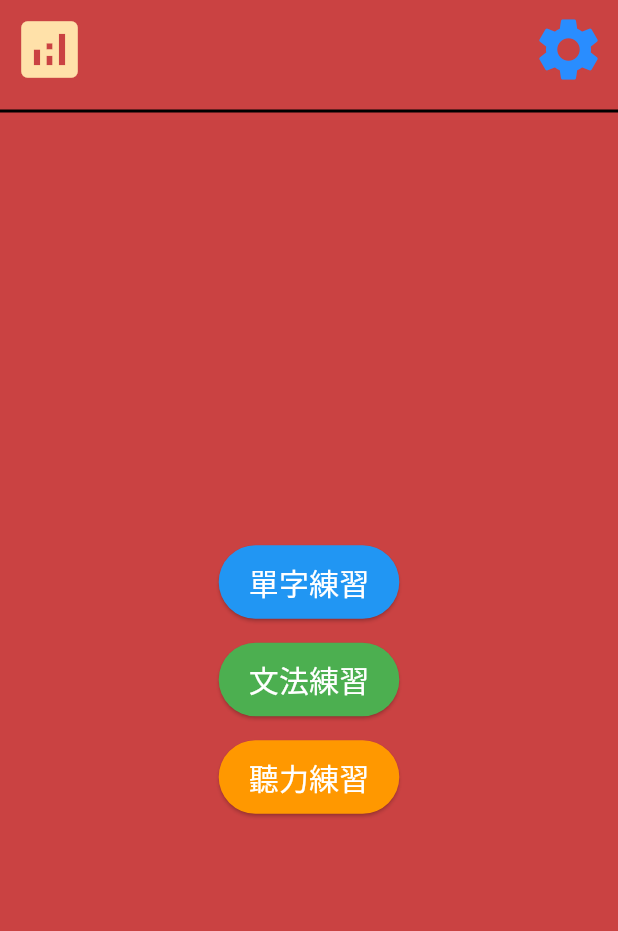
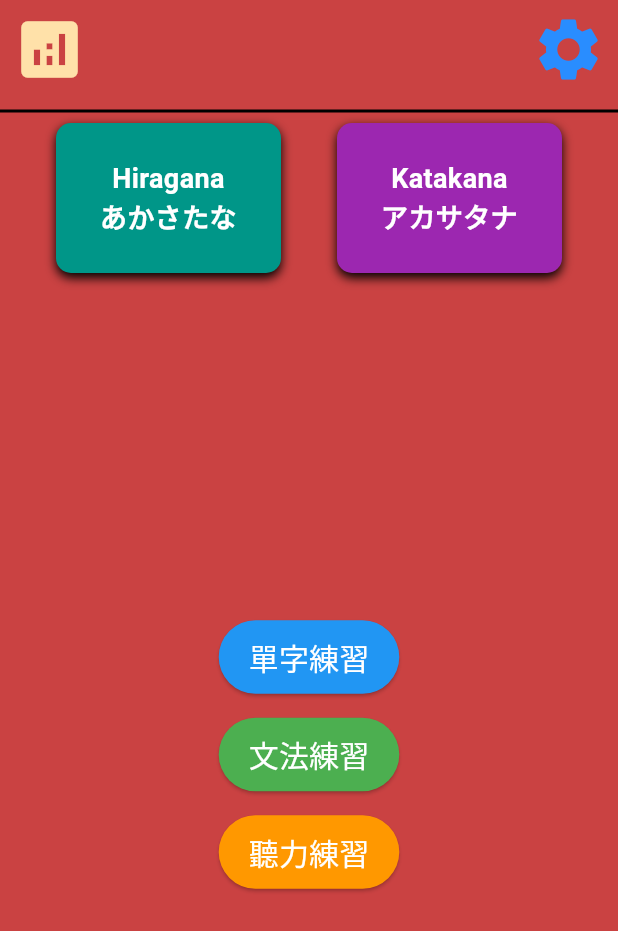
Before and after one commit to xiaomingtseng/study_japanese_app, a Flutter app: the HomeScreen screen opened by its route, on a phone screen of 412 x 824 dp. Shown: the top 931 px of the screen. Run offline on Flutter 3.47's test engine with Material 3 defaults, Android fonts, the phone set to English and light mode, and no system bars; our stand-ins replace sqflite; accounts and stored records are empty.

Commit message:
[feature] add some basic route, and some style to some feature

```diff
--- a/lib/features/home_screen.dart
+++ b/lib/features/home_screen.dart
@@ -54,8 +54,31 @@ class HomeScreen extends StatelessWidget {
                   // indent: 16,
                   // endIndent: 16,
                 ),
+
                 // Spacer to push buttons to the bottom
-                const Spacer(flex: 1),
+                Row(
+                  mainAxisAlignment: MainAxisAlignment.spaceEvenly,
+                  children: [
+                    _buildKanaButton(
+                      title: 'Hiragana\nあかさたな',
+                      color: Colors.teal,
+                      onPressed: () {
+                        Navigator.pushNamed(context, '/hiragana');
+                      },
+                    ),
+                    _buildKanaButton(
+                      title: 'Katakana\nアカサタナ',
+                      color: Colors.purple,
+                      onPressed: () {
+                        Navigator.pushNamed(context, '/katagana');
+                      },
+                    ),
+                  ],
+                ),
+
+                Spacer(
+                  flex: 1,
+                ), // Spacer to add even spacing between the buttons and the bottom
                 // content area (buttons)
                 _buildTrainButton(
                   context,
@@ -115,3 +138,38 @@ Widget _buildTrainButton(
     ),
   );
 }
+
+Widget _buildKanaButton({
+  required String title,
+  required Color color,
+  required VoidCallback onPressed,
+}) {
+  return GestureDetector(
+    onTap: onPressed,
+    child: Container(
+      width: 150,
+      height: 100,
+      decoration: BoxDecoration(
+        color: color,
+        borderRadius: BorderRadius.circular(10),
+        boxShadow: [
+          BoxShadow(
+            color: Colors.black,
+            blurRadius: 5,
+            offset: const Offset(0, 3),
+          ),
+        ],
+      ),
+      alignment: Alignment.center,
+      child: Text(
+        title,
+        textAlign: TextAlign.center,
+        style: const TextStyle(
+          fontSize: 18,
+          color: Colors.white,
+          fontWeight: FontWeight.bold,
+        ),
+      ),
+    ),
+  );
+}
--- a/lib/main.dart
+++ b/lib/main.dart
@@ -1,5 +1,7 @@
 import 'package:flutter/material.dart';
 import 'features/home_screen.dart';
+import 'features/fifty_letter/hiragana.dart';
+import 'features/fifty_letter/katagana.dart';
 import 'features/word/word_practice_screen.dart';
 import 'features/grammar_practice_screen.dart';
 import 'features/listening_practice_screen.dart';
@@ -21,6 +23,8 @@ class MainApp extends StatelessWidget {
       routes: {
         '/': (context) => const SplashScreen(),
         '/home': (context) => const HomeScreen(),
+        '/katagana': (context) => const Katagana(),
+        '/hiragana': (context) => const Hiragana(),
         '/wordPractice': (context) => const WordPracticeScreen(),
         '/grammarPractice': (context) => const GrammarPracticeScreen(),
         '/listeningPractice': (context) => const ListeningPracticeScreen(),
```
Also changed, not shown: lib/features/fifty_letter/hiragana.dart (added, +83 -0 lines), lib/features/fifty_letter/katagana.dart (added, +87 -0 lines).
